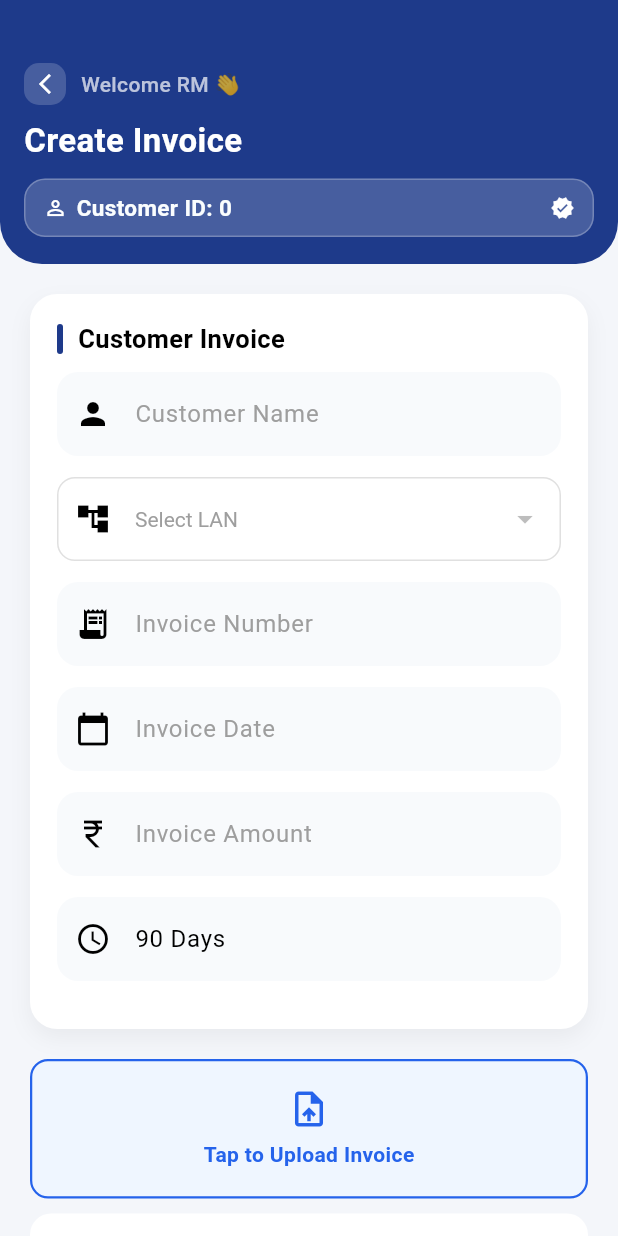
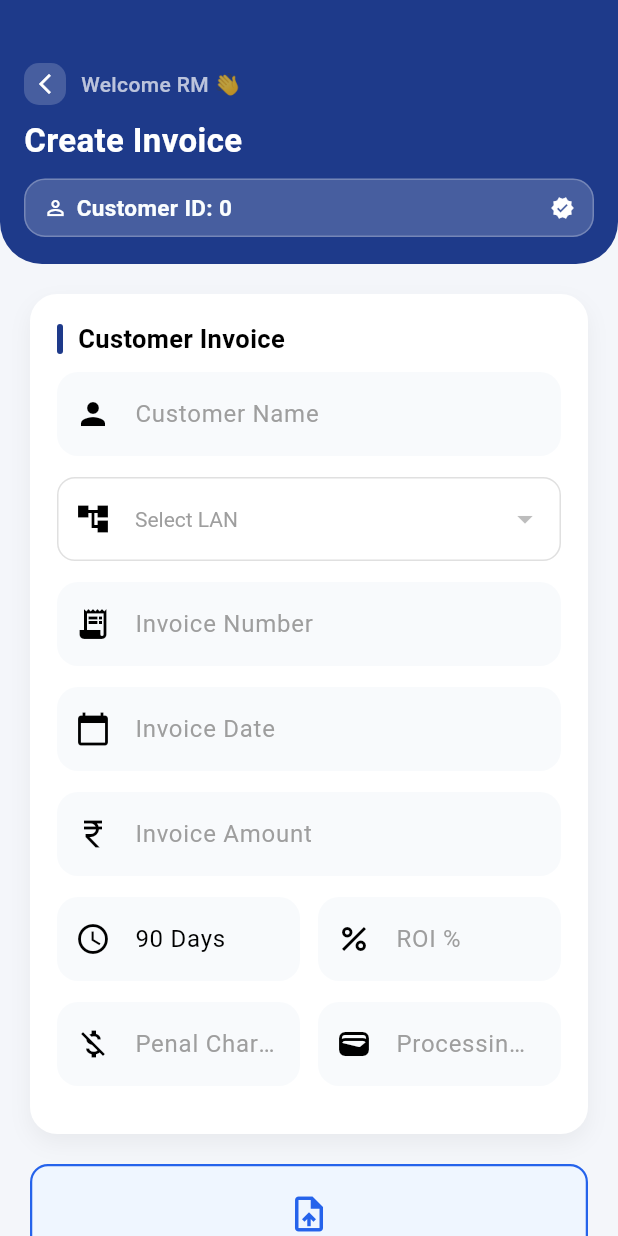
Before and after one commit to Fintree-Finance-Pvt-Ltd/Supply-Chain-RM-APP, a Flutter app: the InvoicePage screen opened directly with empty values, on a phone screen of 412 x 824 dp. Run offline on Flutter 3.47's test engine with Material 3 defaults, Android fonts, the light colour scheme and no system bars; our stand-ins replace camera, file_picker, firebase_messaging, flutter_local_notifications, image_picker, shared_preferences; missing offline and left inert: workmanager; accounts and stored records are empty; network calls fail.

Commit message:
invoice page fix

```diff
--- a/lib/presentation/role/rm/Cases/invoice_page.dart
+++ b/lib/presentation/role/rm/Cases/invoice_page.dart
@@ -46,8 +46,20 @@ class _InvoicePageState extends State<InvoicePage> {
   final TextEditingController accountHolder = TextEditingController();
   String? customerName;
 
+  final TextEditingController roiController =
+    TextEditingController();
+
+final TextEditingController penalController =
+    TextEditingController();
+
+final TextEditingController serviceFeeController =
+    TextEditingController();
+
   List<Map<String, dynamic>> lanList = [];
 
+double? sanctionAmount;
+double? utilizedAmount;
+double? unutilizedAmount;
   // File? invoiceFile;
   PlatformFile? invoiceFile;
   bool isInvoiceUploaded = false;
@@ -84,7 +96,49 @@ class _InvoicePageState extends State<InvoicePage> {
 
     loadSuppliers();
     fetchCustomerName();
-    loadLan();
+  if (lanList.isNotEmpty) {
+
+  sanctionAmount =
+      double.tryParse(
+        lanList[0]["sanctionAmount"]
+            .toString(),
+      ) ??
+      0;
+
+  utilizedAmount =
+      double.tryParse(
+        lanList[0]["utilizedAmount"]
+            .toString(),
+      ) ??
+      0;
+
+  unutilizedAmount =
+      double.tryParse(
+        lanList[0]["unutilizedAmount"]
+            .toString(),
+      ) ??
+      0;
+
+  tenureDays.text =
+      lanList[0]["tenure"]
+          ?.toString() ??
+      "90";
+
+  roiController.text =
+      lanList[0]["interestRate"]
+          ?.toString() ??
+      "";
+
+  penalController.text =
+      lanList[0]["penalCharges"]
+          ?.toString() ??
+      "";
+
+  serviceFeeController.text =
+      lanList[0]["processingFees"]
+          ?.toString() ??
+      "";
+}
 
     tenureDays.text = "90 Days"; // default value
     _scrollController.addListener(() {
@@ -484,7 +538,7 @@ class _InvoicePageState extends State<InvoicePage> {
 
       final response = await http.get(
         Uri.parse(
-          "https://supplychain-prod.fintreelms.com/api/customers/${widget.customerId}",
+          "${ApiEndpoints.baseUrl}/customers/${widget.customerId}",
         ),
         headers: {
           "Authorization": "Bearer $token",
@@ -803,6 +857,35 @@ class _InvoicePageState extends State<InvoicePage> {
     );
   }
 
+  Widget _limitItem(
+  String title,
+  String value,
+) {
+  return Column(
+    children: [
+
+      Text(
+        title,
+        style: const TextStyle(
+          color: Colors.white70,
+          fontSize: 12,
+        ),
+      ),
+
+      const SizedBox(height: 6),
+
+      Text(
+        value,
+        style: const TextStyle(
+          color: Colors.white,
+          fontWeight: FontWeight.bold,
+          fontSize: 15,
+        ),
+      ),
+    ],
+  );
+}
+
   /// BUILD PAGE
   @override
   Widget build(BuildContext context) {
@@ -922,11 +1005,12 @@ class _InvoicePageState extends State<InvoicePage> {
               padding: const EdgeInsets.all(20),
               child: Column(
                 children: [
-                  /// CUSTOMER CARD
                   modernCard(
   title: "Customer Invoice",
   child: Column(
     children: [
+
+      /// CUSTOMER NAME
       inputField(
         label: "Customer Name",
         controller: TextEditingController(
@@ -935,41 +1019,81 @@ class _InvoicePageState extends State<InvoicePage> {
         icon: Icons.person,
         readOnly: true,
       ),
-                        // lanDropdown(),
+
+      /// LAN DROPDOWN
       lanExists
           ? Container(
               width: double.infinity,
               padding: const EdgeInsets.symmetric(
-                                  horizontal: 12,
-                                  vertical: 14,
+                horizontal: 14,
+                vertical: 16,
               ),
+              margin: const EdgeInsets.only(
+                bottom: 14,
+              ),
+
               decoration: BoxDecoration(
-                                  borderRadius: BorderRadius.circular(12),
+                borderRadius:
+                    BorderRadius.circular(14),
+
                 border: Border.all(
-                                    color: Colors.grey.shade300,
+                  color:
+                      Colors.grey.shade300,
                 ),
-                                  color: isDarkMode
-                                      ? const Color(0xFF1E293B)
-                                      : Colors.grey.shade100,
+
+                color:
+                    isDarkMode
+                        ? const Color(
+                            0xFF1E293B,
+                          )
+                        : Colors
+                            .grey
+                            .shade100,
               ),
+
+              child: Row(
+                children: [
+
+                  Icon(
+                    Icons.account_tree,
+                    color:
+                        isDarkMode
+                            ? Colors.white70
+                            : Colors.black54,
+                  ),
+
+                  const SizedBox(width: 10),
+
+                  Expanded(
                     child: Text(
                       existinglanName ?? "",
+
                       style: TextStyle(
-                                    fontWeight: FontWeight.w600,
-                                    fontSize: 5,
-                                    color: isDarkMode
+                        fontWeight:
+                            FontWeight.w600,
+
+                        fontSize: 15,
+
+                        color:
+                            isDarkMode
                                 ? Colors.white
                                 : Colors.black,
                       ),
                     ),
+                  ),
+                ],
+              ),
             )
           : lanDropdown(),
 
+      /// INVOICE NUMBER
       inputField(
         label: "Invoice Number",
         controller: invoiceNumber,
         icon: Icons.receipt_long,
       ),
+
+      /// INVOICE DATE
       inputField(
         label: "Invoice Date",
         controller: invoiceDate,
@@ -978,16 +1102,145 @@ class _InvoicePageState extends State<InvoicePage> {
         onTap: pickDate,
       ),
 
+      /// INVOICE AMOUNT
       inputField(
         label: "Invoice Amount",
         controller: invoiceAmount,
         icon: Icons.currency_rupee,
       ),
 
-                        inputField(
+      /// TENURE + ROI
+      Row(
+        children: [
+
+          Expanded(
+            child: inputField(
               label: "Tenure Days",
               controller: tenureDays,
               icon: Icons.schedule,
+            ),
+          ),
+
+          const SizedBox(width: 12),
+
+          Expanded(
+            child: inputField(
+              label: "ROI %",
+              controller: roiController,
+              icon: Icons.percent,
+            ),
+          ),
+        ],
+      ),
+
+      /// PENAL + PROCESSING
+      Row(
+        children: [
+
+          Expanded(
+            child: inputField(
+              label: "Penal Charges",
+              controller: penalController,
+              icon: Icons.money_off,
+            ),
+          ),
+
+          const SizedBox(width: 12),
+
+          Expanded(
+            child: inputField(
+              label: "Processing Fee",
+              controller:
+                  serviceFeeController,
+              icon: Icons.wallet,
+            ),
+          ),
+        ],
+      ),
+
+      /// LIMIT CARD
+      if (sanctionAmount != null)
+        Container(
+          width: double.infinity,
+
+          margin: const EdgeInsets.only(
+            top: 10,
+          ),
+
+          padding: const EdgeInsets.all(
+            16,
+          ),
+
+          decoration: BoxDecoration(
+            gradient:
+                const LinearGradient(
+              colors: [
+                Color(0xFF1E40AF),
+                Color(0xFF2563EB),
+              ],
+            ),
+
+            borderRadius:
+                BorderRadius.circular(
+              18,
+            ),
+          ),
+
+          child: Column(
+            children: [
+
+              Row(
+                mainAxisAlignment:
+                    MainAxisAlignment
+                        .spaceBetween,
+
+                children: [
+
+                  _limitItem(
+                    "Sanction",
+                    "₹${sanctionAmount ?? 0}",
+                  ),
+
+                  _limitItem(
+                    "Utilized",
+                    "₹${utilizedAmount ?? 0}",
+                  ),
+
+                  _limitItem(
+                    "Available",
+                    "₹${unutilizedAmount ?? 0}",
+                  ),
+                ],
+              ),
+
+              const SizedBox(height: 16),
+
+              LinearProgressIndicator(
+                value:
+                    sanctionAmount == 0
+                        ? 0
+                        : (utilizedAmount ??
+                                0) /
+                            (sanctionAmount ??
+                                1),
+
+                backgroundColor:
+                    Colors.white24,
+
+                valueColor:
+                    const AlwaysStoppedAnimation(
+                  Colors.white,
+                ),
+
+                minHeight: 8,
+
+                borderRadius:
+                    BorderRadius.circular(
+                  10,
+                ),
+              ),
+            ],
+          ),
         ),
     ],
   ),
```
Lines whose indentation alone changed are shown as unchanged.
